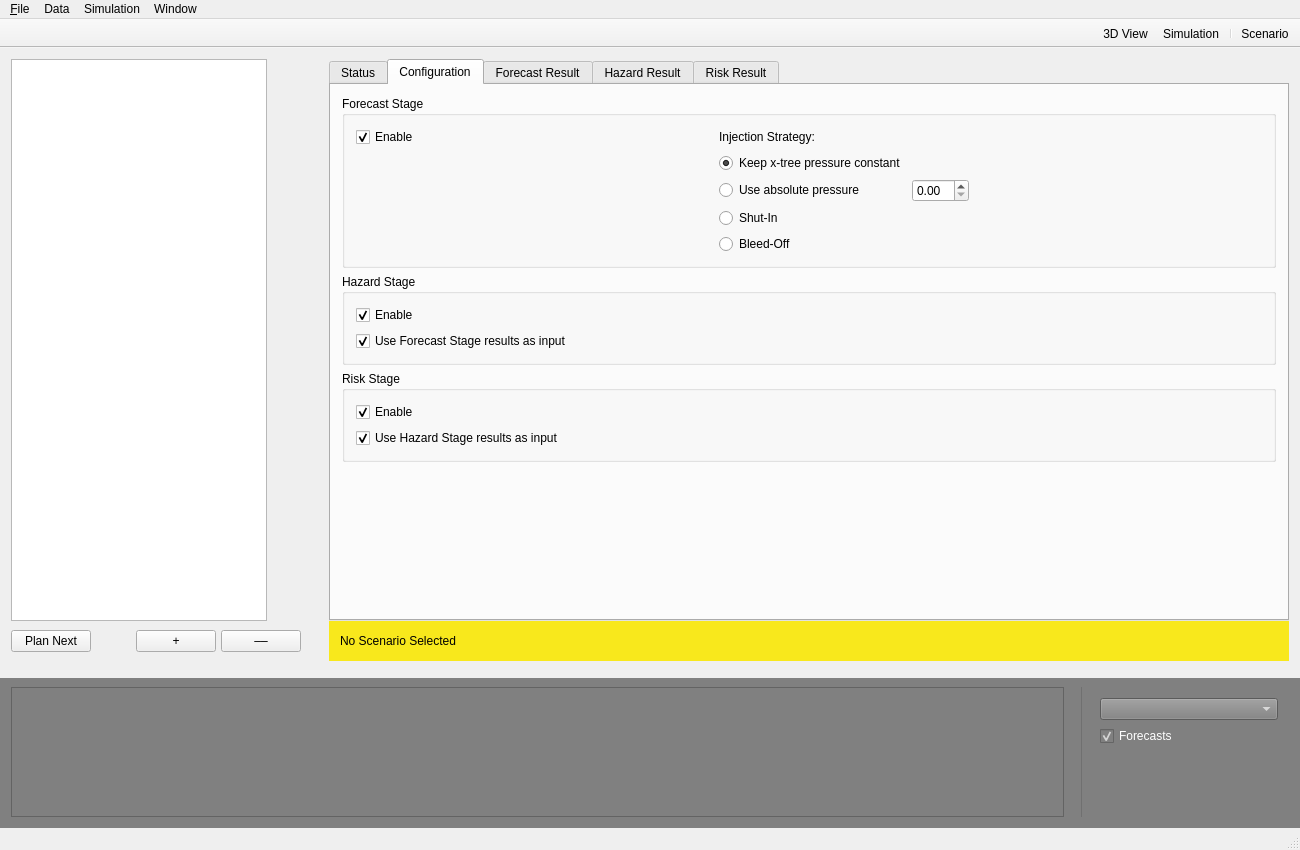
Qt form RAMSIS/ui/views/mainwindow.ui (swiss-seismological-service/hermes) before a commit.
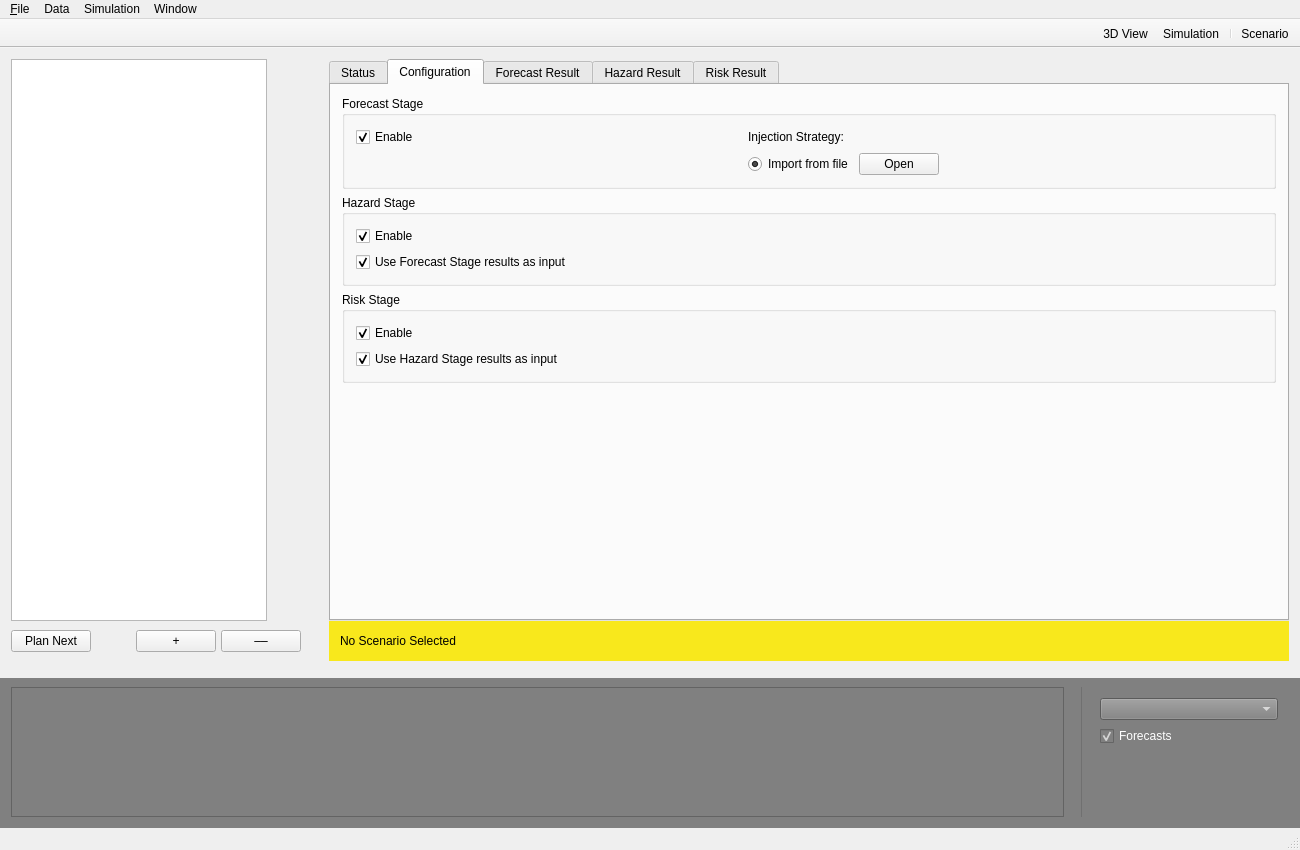
The same form after that commit. The open tabs and pages were chosen to show the change. Icons and pictures are not drawn. Custom widgets are drawn as their Qt base class.

Commit message:
[ENH] Add injection strategy radio button
Provide 'Import from file' radio button. Remove existing options since
there was no functionality implemented, yet.

```diff
--- a/RAMSIS/ui/views/mainwindow.ui
+++ b/RAMSIS/ui/views/mainwindow.ui
@@ -253,20 +253,13 @@
                 <item row="1" column="2">
                  <widget class="QRadioButton" name="radioButton">
                   <property name="text">
-                   <string>Keep x-tree pressure constant</string>
+                   <string>Import from file</string>
                   </property>
                   <property name="checked">
                    <bool>true</bool>
                   </property>
                  </widget>
                 </item>
-                <item row="3" column="2">
-                 <widget class="QRadioButton" name="radioButton_2">
-                  <property name="text">
-                   <string>Use absolute pressure</string>
-                  </property>
-                 </widget>
-                </item>
                 <item row="0" column="0">
                  <widget class="QCheckBox" name="fcStageEnable">
                   <property name="text">
@@ -277,22 +270,6 @@
                   </property>
                  </widget>
                 </item>
-                <item row="3" column="3">
-                 <widget class="QDoubleSpinBox" name="pressureSpinBox"/>
-                </item>
-                <item row="3" column="4">
-                 <spacer name="horizontalSpacer_3">
-                  <property name="orientation">
-                   <enum>Qt::Horizontal</enum>
-                  </property>
-                  <property name="sizeHint" stdset="0">
-                   <size>
-                    <width>40</width>
-                    <height>20</height>
-                   </size>
-                  </property>
-                 </spacer>
-                </item>
                 <item row="0" column="2">
                  <widget class="QLabel" name="label_2">
                   <property name="text">
@@ -313,17 +290,23 @@
                   </property>
                  </spacer>
                 </item>
-                <item row="4" column="2">
-                 <widget class="QRadioButton" name="radioButton_3">
-                  <property name="text">
-                   <string>Shut-In</string>
+                <item row="1" column="4">
+                 <spacer name="horizontalSpacer_3">
+                  <property name="orientation">
+                   <enum>Qt::Horizontal</enum>
                   </property>
-                 </widget>
+                  <property name="sizeHint" stdset="0">
+                   <size>
+                    <width>40</width>
+                    <height>20</height>
+                   </size>
+                  </property>
+                 </spacer>
                 </item>
-                <item row="5" column="2">
-                 <widget class="QRadioButton" name="radioButton_4">
+                <item row="1" column="3">
+                 <widget class="QPushButton" name="pushButton">
                   <property name="text">
-                   <string>Bleed-Off</string>
+                   <string>Open</string>
                   </property>
                  </widget>
                 </item>
```
Left out of the diff: 6 changed lines with no effect on the pictures.
